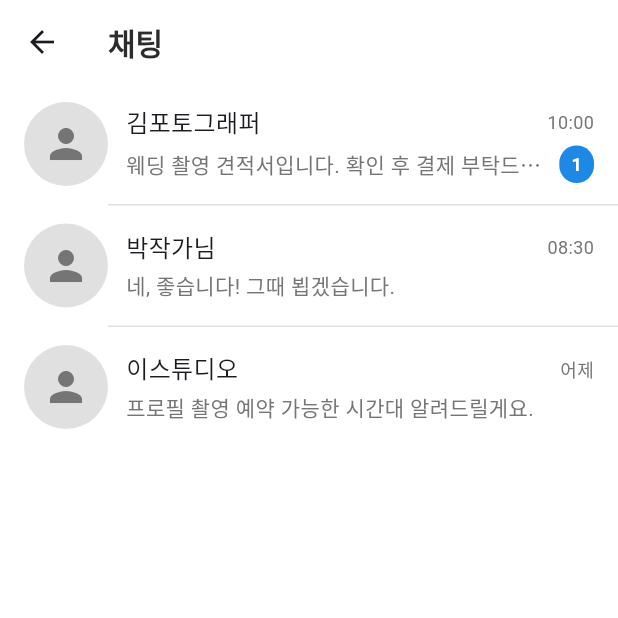
After one commit to suuu1021/chakak_flutter, a Flutter app: the ChatListScreen screen opened by its route, on a phone screen of 412 x 824 dp, the top half of it. The commit adds this screen. Run offline on Flutter 3.47's test engine with Material 3 defaults, Android fonts, the phone set to English and light mode, and no system bars; our stand-ins replace carousel_slider, dio, flutter_riverpod, flutter_secure_storage, flutter_svg, image_picker and 3 more; missing offline and left inert: stomp_dart_client; accounts and stored records are empty.

Commit message:
feat: chat list 화면 구현

```diff
--- a/lib/_core/constants/app_colors.dart
+++ b/lib/_core/constants/app_colors.dart
@@ -29,7 +29,7 @@ class AppColors {
   //==========================================================
   // Primary Colors (골든 아워 기반)
   static const Color primary = Color(0xFFF4A460); // 골든 아워 샌디 브라운
-  static const Color primaryLight = Color(0xFFFFD7A3); // 밝은 골든 톤
+  static const Color primaryLight = Color(0xFFFFF4EA); // 밝은 골든 톤
   static const Color primaryDark = Color(0xFFB8834A); // 진한 골든 톤
 
   // Secondary Colors (사진의 따뜻함과 차가움의 균형)
--- a/lib/_core/constants/app_routes.dart
+++ b/lib/_core/constants/app_routes.dart
@@ -1,3 +1,4 @@
+import 'package:chakak_flutter/ui/pages/chat/chat_list_screen.dart';
 import 'package:flutter/material.dart';
 
 import '../../ui/pages/auth/login_choice_screen.dart';
@@ -40,6 +41,7 @@ class AppRoutes {
   static const String userBookingList = '/user-booking-list';
   static const String search = '/search';
   static const String chat = '/chat';
+  static const String chatList = '/chat-list';
 
   // 라우트 테이블
   static Map<String, WidgetBuilder> get routes => {
@@ -69,6 +71,7 @@ class AppRoutes {
           final chatRoomId = ModalRoute.of(context)!.settings.arguments as int;
           return ChatScreen(chatRoomId: chatRoomId);
         },
+        chatList: (context) => const ChatListScreen(),
       };
 
   // 초기 라우트
--- a/lib/_core/constants/app_strings.dart
+++ b/lib/_core/constants/app_strings.dart
@@ -20,6 +20,7 @@ class AppStrings {
   // Navigation
   static const String home = '홈';
   static const String search = '검색';
+  static const String chat = '채팅';
   static const String community = '커뮤니티';
   static const String profile = '프로필';
 
--- a/lib/main.dart
+++ b/lib/main.dart
@@ -23,6 +23,7 @@ class MyApp extends StatelessWidget {
       navigatorKey: navigatorKey,
       initialRoute: AppRoutes.initialRoute,
       routes: AppRoutes.routes,
+      theme: ThemeData(scaffoldBackgroundColor: Colors.white),
     );
   }
 }
--- /dev/null
+++ b/lib/provider/chat/chat_list_provider.dart
@@ -0,0 +1,104 @@
+import 'package:flutter_riverpod/flutter_riverpod.dart';
+import '../../../data/dtos/chat_room_list_item_dto.dart';
+import '../../../service/chat_service.dart';
+import '../core/dio_provider.dart';
+
+// State 클래스
+class ChatListState {
+  final List<ChatRoomListItemDto> chatRooms;
+  final bool isLoading;
+  final String? errorMessage;
+
+  const ChatListState({
+    this.chatRooms = const [],
+    this.isLoading = false,
+    this.errorMessage,
+  });
+
+  ChatListState copyWith({
+    List<ChatRoomListItemDto>? chatRooms,
+    bool? isLoading,
+    String? errorMessage,
+    bool clearErrorMessage = false,
+  }) {
+    return ChatListState(
+      chatRooms: chatRooms ?? this.chatRooms,
+      isLoading: isLoading ?? this.isLoading,
+      errorMessage:
+          clearErrorMessage ? null : errorMessage ?? this.errorMessage,
+    );
+  }
+}
+
+// Notifier 클래스
+class ChatListNotifier extends StateNotifier<ChatListState> {
+  final ChatService _chatService;
+
+  ChatListNotifier(this._chatService) : super(const ChatListState());
+
+  Future<void> loadChatRooms() async {
+    try {
+      state = state.copyWith(isLoading: true, clearErrorMessage: true);
+
+      // 실제 API 호출 (현재는 모의 데이터로 대체)
+      // final chatRooms = await _chatService.getChatRoomList();
+
+      // 임시 모의 데이터
+      await Future.delayed(const Duration(milliseconds: 500));
+      final mockData = [
+        ChatRoomListItemDto(
+          chatRoomId: 1,
+          opponentNickname: "김포토그래퍼",
+          opponentProfileImageUrl: null,
+          lastMessage: "웨딩 촬영 견적서입니다. 확인 후 결제 부탁드립니다.",
+          lastMessageCreatedAt: DateTime.now()
+              .subtract(const Duration(minutes: 30))
+              .toIso8601String(),
+          unreadMessageCount: 1,
+        ),
+        ChatRoomListItemDto(
+          chatRoomId: 2,
+          opponentNickname: "박작가님",
+          opponentProfileImageUrl: null,
+          lastMessage: "네, 좋습니다! 그때 뵙겠습니다.",
+          lastMessageCreatedAt: DateTime.now()
+              .subtract(const Duration(hours: 2))
+              .toIso8601String(),
+          unreadMessageCount: 0,
+        ),
+        ChatRoomListItemDto(
+          chatRoomId: 3,
+          opponentNickname: "이스튜디오",
+          opponentProfileImageUrl: null,
+          lastMessage: "프로필 촬영 예약 가능한 시간대 알려드릴게요.",
+          lastMessageCreatedAt: DateTime.now()
+              .subtract(const Duration(days: 1))
+              .toIso8601String(),
+          unreadMessageCount: 0,
+        ),
+      ];
+
+      state = state.copyWith(
+        chatRooms: mockData,
+        isLoading: false,
+      );
+    } catch (e) {
+      state = state.copyWith(
+        isLoading: false,
+        errorMessage: '채팅방 목록을 불러오는데 실패했습니다.',
+      );
+    }
+  }
+
+  Future<void> refresh() async {
+    await loadChatRooms();
+  }
+}
+
+// Provider
+final chatListProvider =
+    StateNotifierProvider<ChatListNotifier, ChatListState>((ref) {
+  final dio = ref.watch(dioProvider);
+  final chatService = ChatService(dio);
+  return ChatListNotifier(chatService);
+});
--- /dev/null
+++ b/lib/ui/pages/chat/chat_list_screen.dart
@@ -0,0 +1,229 @@
+import 'package:chakak_flutter/_core/constants/app_strings.dart';
+import 'package:flutter/material.dart';
+import 'package:flutter_riverpod/flutter_riverpod.dart';
+import 'package:intl/intl.dart';
+
+import '../../../_core/constants/app_text_styles.dart';
+import '../../../provider/chat/chat_list_provider.dart';
+import '../../../data/dtos/chat_room_list_item_dto.dart';
+import 'chat_screen.dart';
+
+class ChatListScreen extends ConsumerStatefulWidget {
+  const ChatListScreen({Key? key}) : super(key: key);
+
+  @override
+  ConsumerState<ChatListScreen> createState() => _ChatListScreenState();
+}
+
+class _ChatListScreenState extends ConsumerState<ChatListScreen> {
+  @override
+  void initState() {
+    super.initState();
+    WidgetsBinding.instance.addPostFrameCallback((_) {
+      ref.read(chatListProvider.notifier).loadChatRooms();
+    });
+  }
+
+  void _navigateToChat(ChatRoomListItemDto chatRoom) {
+    Navigator.push(
+      context,
+      MaterialPageRoute(
+        builder: (context) => ChatScreen(
+          chatRoomId: chatRoom.chatRoomId,
+        ),
+      ),
+    );
+  }
+
+  String _formatTime(String? dateTimeString) {
+    if (dateTimeString == null) return '';
+
+    try {
+      final dateTime = DateTime.parse(dateTimeString);
+      final now = DateTime.now();
+      final difference = now.difference(dateTime);
+
+      if (difference.inDays == 0) {
+        // 오늘
+        return DateFormat('HH:mm').format(dateTime);
+      } else if (difference.inDays == 1) {
+        // 어제
+        return '어제';
+      } else if (difference.inDays < 7) {
+        // 일주일 이내
+        final weekdays = ['월', '화', '수', '목', '금', '토', '일'];
+        return weekdays[dateTime.weekday - 1];
+      } else {
+        // 일주일 이상
+        return DateFormat('M월 d일').format(dateTime);
+      }
+    } catch (e) {
+      return '';
+    }
+  }
+
+  @override
+  Widget build(BuildContext context) {
+    final chatListState = ref.watch(chatListProvider);
+
+    return Scaffold(
+      appBar: AppBar(
+        backgroundColor: Colors.white,
+        title: Text(AppStrings.chat, style: AppTextStyles.h4),
+      ),
+      body: _buildBody(chatListState),
+    );
+  }
+
+  Widget _buildBody(ChatListState chatListState) {
+    if (chatListState.isLoading) {
+      return const Center(
+        child: CircularProgressIndicator(),
+      );
+    }
+
+    if (chatListState.errorMessage != null) {
+      return Center(
+        child: Column(
+          mainAxisAlignment: MainAxisAlignment.center,
+          children: [
+            Icon(Icons.error_outline, size: 64, color: Colors.grey[400]),
+            const SizedBox(height: 16),
+            Text('오류가 발생했습니다',
+                style: TextStyle(fontSize: 18, color: Colors.grey[700])),
+            const SizedBox(height: 8),
+            Text(chatListState.errorMessage!,
+                style: TextStyle(fontSize: 14, color: Colors.grey[600])),
+            const SizedBox(height: 24),
+            ElevatedButton(
+              onPressed: () =>
+                  ref.read(chatListProvider.notifier).loadChatRooms(),
+              child: const Text('다시 시도'),
+            ),
+          ],
+        ),
+      );
+    }
+
+    if (chatListState.chatRooms.isEmpty) {
+      return Center(
+        child: Column(
+          mainAxisAlignment: MainAxisAlignment.center,
+          children: [
+            Icon(Icons.chat_bubble_outline, size: 64, color: Colors.grey[400]),
+            const SizedBox(height: 16),
+            Text('아직 대화가 없습니다',
+                style: TextStyle(fontSize: 16, color: Colors.grey[600])),
+          ],
+        ),
+      );
+    }
+
+    return RefreshIndicator(
+      onRefresh: () => ref.read(chatListProvider.notifier).refresh(),
+      child: ListView.separated(
+        itemCount: chatListState.chatRooms.length,
+        separatorBuilder: (context, index) => Divider(
+          height: 1,
+          color: Colors.grey[300],
+          indent: 72,
+        ),
+        itemBuilder: (context, index) {
+          final chatRoom = chatListState.chatRooms[index];
+          return _buildChatListItem(chatRoom);
+        },
+      ),
+    );
+  }
+
+  Widget _buildChatListItem(ChatRoomListItemDto chatRoom) {
+    return InkWell(
+      onTap: () => _navigateToChat(chatRoom),
+      child: Container(
+        padding: const EdgeInsets.symmetric(horizontal: 16, vertical: 12),
+        child: Row(
+          children: [
+            // 프로필 이미지 (온라인 상태 제거)
+            CircleAvatar(
+              radius: 28,
+              backgroundColor: Colors.grey[300],
+              child: Icon(Icons.person, color: Colors.grey[600], size: 32),
+            ),
+            const SizedBox(width: 12),
+            // 채팅 정보
+            Expanded(
+              child: Column(
+                crossAxisAlignment: CrossAxisAlignment.start,
+                children: [
+                  // 이름과 시간 (스타일링 제거)
+                  Row(
+                    mainAxisAlignment: MainAxisAlignment.spaceBetween,
+                    children: [
+                      Expanded(
+                        child: Text(
+                          chatRoom.opponentNickname,
+                          style: const TextStyle(
+                            fontSize: 16,
+                            fontWeight: FontWeight.w500,
+                          ),
+                          overflow: TextOverflow.ellipsis,
+                        ),
+                      ),
+                      Text(
+                        _formatTime(chatRoom.lastMessageCreatedAt),
+                        style: TextStyle(
+                          fontSize: 12,
+                          color: Colors.grey[600],
+                        ),
+                      ),
+                    ],
+                  ),
+                  const SizedBox(height: 4),
+                  // 마지막 메시지와 읽지 않은 개수
+                  Row(
+                    children: [
+                      Expanded(
+                        child: Text(
+                          chatRoom.lastMessage ?? '메시지가 없습니다',
+                          maxLines: 1,
+                          overflow: TextOverflow.ellipsis,
+                          style: TextStyle(
+                            fontSize: 14,
+                            color: Colors.grey[600],
+                          ),
+                        ),
+                      ),
+                      // 읽지 않은 메시지 개수만 표시 (백엔드 필드)
+                      if (chatRoom.unreadMessageCount > 0)
+                        Container(
+                          margin: const EdgeInsets.only(left: 8),
+                          padding: const EdgeInsets.symmetric(
+                            horizontal: 8,
+                            vertical: 4,
+                          ),
+                          decoration: BoxDecoration(
+                            color: Colors.blue[600],
+                            borderRadius: BorderRadius.circular(12),
+                          ),
+                          constraints: const BoxConstraints(minWidth: 20),
+                          child: Text(
+                            chatRoom.unreadMessageCount.toString(),
+                            style: const TextStyle(
+                              color: Colors.white,
+                              fontSize: 12,
+                              fontWeight: FontWeight.bold,
+                            ),
+                            textAlign: TextAlign.center,
+                          ),
+                        ),
+                    ],
+                  ),
+                ],
+              ),
+            ),
+          ],
+        ),
+      ),
+    );
+  }
+}
--- a/lib/ui/pages/home/home_screen.dart
+++ b/lib/ui/pages/home/home_screen.dart
@@ -1,4 +1,5 @@
 import 'package:chakak_flutter/_core/constants/app_routes.dart';
+import 'package:chakak_flutter/ui/pages/chat/chat_list_screen.dart';
 import 'package:chakak_flutter/ui/pages/home/widgets/banner_widget.dart';
 import 'package:chakak_flutter/ui/pages/home/widgets/photo_service_category_widget.dart';
 import 'package:chakak_flutter/ui/pages/home/widgets/photographer_card_list.dart';
@@ -22,6 +23,7 @@ class HomeScreen extends ConsumerWidget {
     HomeContent(),
     SearchScreen(),
     Center(child: Text("예약 화면", style: TextStyle(fontSize: 24))),
+    ChatListScreen(),
     MyProfilePage(), // PhotographerProfilePage에서 MyProfilePage로 변경
   ];
 
```
Also changed, not shown: lib/data/models/repositories/banner_repository.dart (+4 -6 lines), lib/ui/widgets/custom_appbar.dart (+7 -3 lines), lib/ui/widgets/custom_bottom_navigation_bar.dart (+9 -3 lines).
